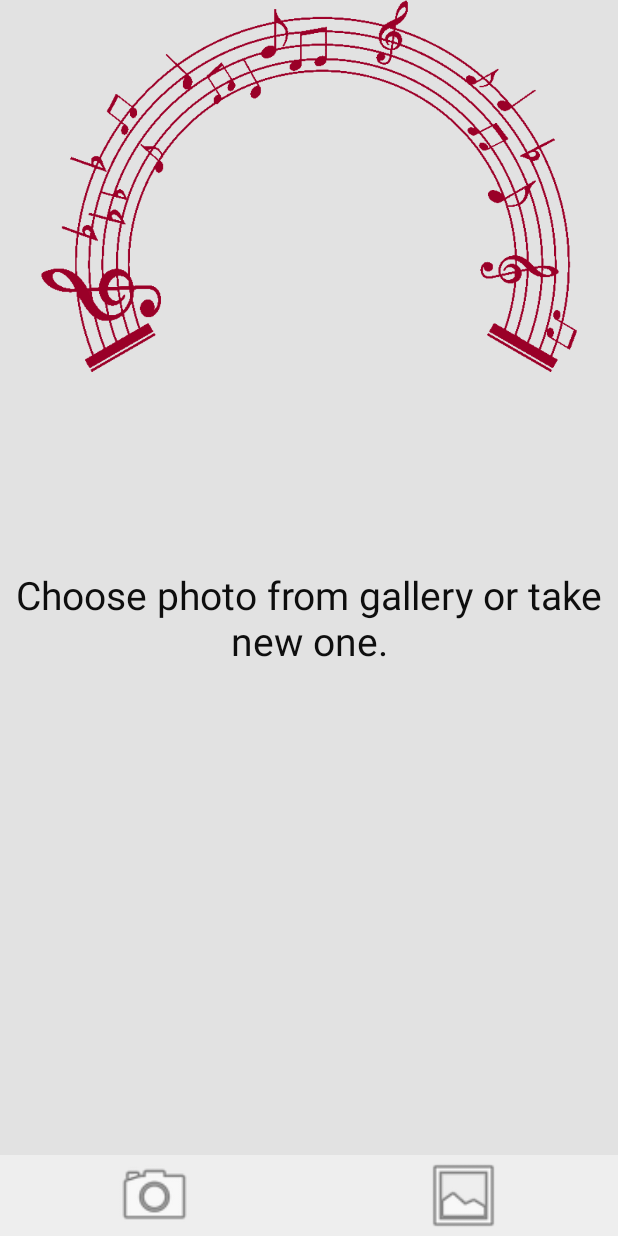
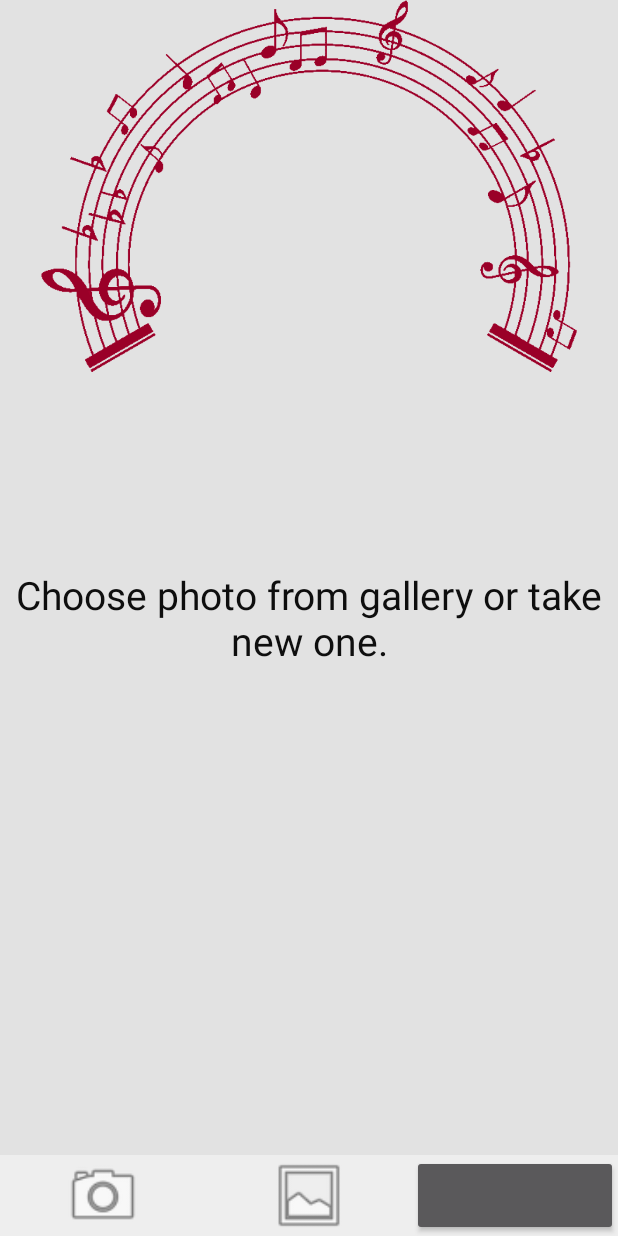
Before and after one commit to kubzoey95/projzesp, an Android app: the layout activity_main.xml on its own in the app's theme, with its tools: preview values and no code run, on a phone screen of 412 x 824 dp. Run offline under Robolectric (Android 15) with nearby library versions, the phone set to English and light mode, and no system bars.

Commit message:
add play button

```diff
--- a/app/src/main/res/layout/activity_main.xml
+++ b/app/src/main/res/layout/activity_main.xml
@@ -25,7 +25,7 @@
         android:orientation="horizontal">
 
         <ImageView
-            android:id="@+id/imageView"
+            android:id="@+id/camera"
             android:layout_width="0dp"
             android:layout_height="fill_parent"
             android:layout_gravity="center"
@@ -35,7 +35,7 @@
             android:contentDescription="@string/openCamera" />
 
         <ImageView
-            android:id="@+id/imageView2"
+            android:id="@+id/gallery"
             android:layout_width="0dp"
             android:layout_height="fill_parent"
             android:layout_gravity="center"
@@ -43,6 +43,15 @@
             android:src="@android:drawable/ic_menu_gallery"
             android:onClick="choosePhotoFromGallery"
             android:contentDescription="@string/openGallery" />
+
+        <Button
+            android:id="@+id/play"
+            android:layout_width="0dp"
+            android:layout_height="fill_parent"
+            android:layout_gravity="center"
+            android:layout_weight="1"
+            android:onClick="playMusic"
+            android:contentDescription="@string/playMusic" />
     </LinearLayout>
 
     <ImageView
--- a/app/src/main/res/values/strings.xml
+++ b/app/src/main/res/values/strings.xml
@@ -4,4 +4,5 @@
     <string name="openGallery">openGallery</string>
     <string name="choose_photo_from_gallery_or_take_new_one">Choose photo from gallery or take new one.</string>
     <string name="cameraView">cameraView</string>
+    <string name="playMusic">playMusic</string>
 </resources>
```
Also changed, not shown: app/src/main/java/com/ok/wefwds/MainActivity.java (+61 -27 lines).
